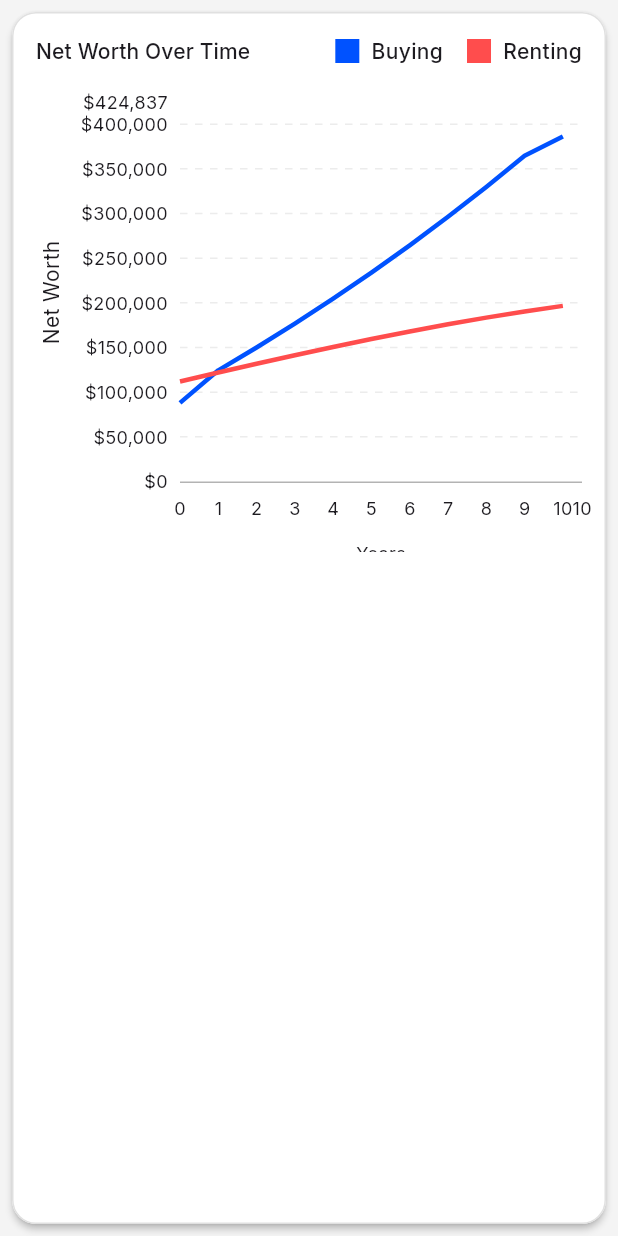
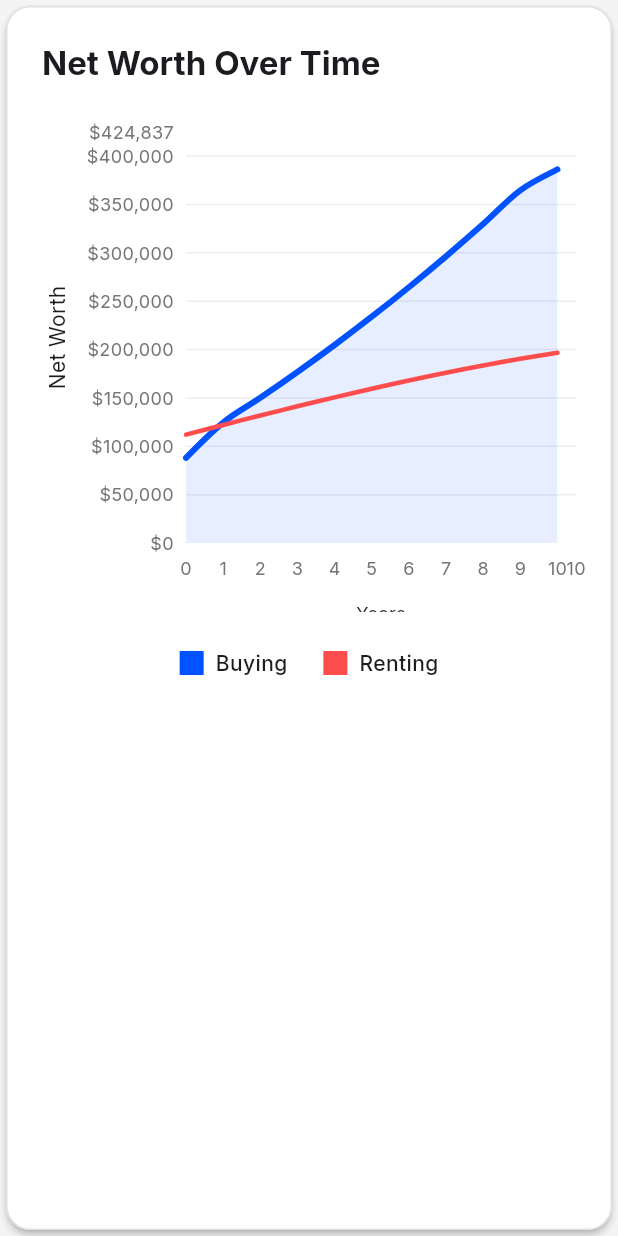
Before and after one commit to adit01892/rentorown, a Flutter app: the ChartWidget widget shown alone on an empty page, opened directly, on a phone screen of 412 x 824 dp. Run offline on Flutter 3.47's test engine with Material 3 defaults, Android fonts, the phone set to English and light mode, and no system bars; drawn by our look-alikes of fl_chart; our stand-ins replace flutter_riverpod, freezed_annotation, go_router, google_fonts.

Commit message:
Align chart styles and add unified layout constraints

```diff
--- a/lib/screens/tools/espp_rsu/espp_tab.dart
+++ b/lib/screens/tools/espp_rsu/espp_tab.dart
@@ -12,7 +12,7 @@ class EsppTab extends StatelessWidget {
       padding: const EdgeInsets.all(24.0),
       child: Center(
         child: ConstrainedBox(
-          constraints: const BoxConstraints(maxWidth: 1000),
+          constraints: const BoxConstraints(maxWidth: 1200),
           child: LayoutBuilder(
             builder: (context, constraints) {
               if (constraints.maxWidth > 800) {
@@ -21,9 +21,9 @@ class EsppTab extends StatelessWidget {
                     const Row(
                       crossAxisAlignment: CrossAxisAlignment.start,
                       children: [
-                        SizedBox(width: 400, child: EsppInputs()),
+                        Expanded(flex: 4, child: EsppInputs()),
                         SizedBox(width: 24),
-                        Expanded(child: EsppResults()),
+                        Expanded(flex: 7, child: EsppResults()),
                       ],
                     ),
                     const SizedBox(height: 24),
--- a/lib/screens/tools/espp_rsu/rsu_tab.dart
+++ b/lib/screens/tools/espp_rsu/rsu_tab.dart
@@ -12,7 +12,7 @@ class RsuTab extends StatelessWidget {
       padding: const EdgeInsets.all(24.0),
       child: Center(
         child: ConstrainedBox(
-          constraints: const BoxConstraints(maxWidth: 1000),
+          constraints: const BoxConstraints(maxWidth: 1200),
           child: LayoutBuilder(
             builder: (context, constraints) {
               if (constraints.maxWidth > 800) {
@@ -21,9 +21,9 @@ class RsuTab extends StatelessWidget {
                     const Row(
                       crossAxisAlignment: CrossAxisAlignment.start,
                       children: [
-                        SizedBox(width: 400, child: RsuInputs()),
+                        Expanded(flex: 4, child: RsuInputs()),
                         SizedBox(width: 24),
-                        Expanded(child: RsuResultsAndChart()),
+                        Expanded(flex: 7, child: RsuResultsAndChart()),
                       ],
                     ),
                     const SizedBox(height: 24),
--- a/lib/widgets/chart_widget.dart
+++ b/lib/widgets/chart_widget.dart
@@ -35,36 +35,20 @@ class ChartWidget extends ConsumerWidget {
 
     return Card(
       elevation: 2,
-      margin: const EdgeInsets.all(8.0),
       child: Padding(
-        padding: const EdgeInsets.all(16.0),
+        padding: const EdgeInsets.all(24.0),
         child: Column(
+          crossAxisAlignment: CrossAxisAlignment.start,
           children: [
-            Row(
-              mainAxisAlignment: MainAxisAlignment.spaceBetween,
-              children: [
-                Text(
-                  'Net Worth Over Time',
-                  style: Theme.of(context).textTheme.titleSmall,
-                ),
-                Row(
-                  children: [
-                    _buildLegendItem(
-                      'Buying',
-                      Theme.of(context).colorScheme.primary,
-                    ),
-                    const SizedBox(width: 16),
-                    _buildLegendItem(
-                      'Renting',
-                      Theme.of(context).colorScheme.secondary,
-                    ),
-                  ],
-                ),
-              ],
+            Text(
+              'Net Worth Over Time',
+              style: Theme.of(
+                context,
+              ).textTheme.titleLarge?.copyWith(fontWeight: FontWeight.bold),
             ),
-            const SizedBox(height: 24),
+            const SizedBox(height: 32),
             SizedBox(
-              height: 300,
+              height: 320,
               child: LineChart(
                 LineChartData(
                   minX: 0,
@@ -76,18 +60,26 @@ class ChartWidget extends ConsumerWidget {
                       spots: result.buyNetWorth
                           .map((p) => FlSpot(p.year.toDouble(), p.amount))
                           .toList(),
-                      isCurved: false,
+                      isCurved: true,
                       color: Theme.of(context).colorScheme.primary,
-                      barWidth: 3,
+                      barWidth: 4,
+                      isStrokeCapRound: true,
                       dotData: const FlDotData(show: false),
+                      belowBarData: BarAreaData(
+                        show: true,
+                        color: Theme.of(
+                          context,
+                        ).colorScheme.primary.withValues(alpha: 0.1),
+                      ),
                     ),
                     LineChartBarData(
                       spots: result.rentNetWorth
                           .map((p) => FlSpot(p.year.toDouble(), p.amount))
                           .toList(),
-                      isCurved: false,
+                      isCurved: true,
                       color: Theme.of(context).colorScheme.secondary,
                       barWidth: 3,
+                      isStrokeCapRound: true,
                       dotData: const FlDotData(show: false),
                     ),
                   ],
@@ -106,7 +98,10 @@ class ChartWidget extends ConsumerWidget {
                             meta: meta,
                             child: Text(
                               value.toInt().toString(),
-                              style: const TextStyle(fontSize: 12),
+                              style: const TextStyle(
+                                fontSize: 12,
+                                color: Color(0xFF757575),
+                              ),
                             ),
                           );
                         },
@@ -125,7 +120,10 @@ class ChartWidget extends ConsumerWidget {
                                 value,
                                 symbol: country.currencySymbol,
                               ),
-                              style: const TextStyle(fontSize: 12),
+                              style: const TextStyle(
+                                fontSize: 12,
+                                color: Color(0xFF757575),
+                              ),
                               textAlign: TextAlign.right,
                               maxLines: 1,
                               overflow: TextOverflow.visible,
@@ -144,29 +142,18 @@ class ChartWidget extends ConsumerWidget {
                   gridData: FlGridData(
                     show: true,
                     drawVerticalLine: false,
+                    drawHorizontalLine: true,
                     getDrawingHorizontalLine: (value) {
-                      return FlLine(
-                        color: Colors.grey.withAlpha(50),
+                      return const FlLine(
+                        color: Color(0xFFEEEEEE),
                         strokeWidth: 1,
-                        dashArray: [5, 5],
                       );
                     },
                   ),
-                  borderData: FlBorderData(
-                    show: true,
-                    border: Border(
-                      bottom: BorderSide(
-                        color: Colors.grey.withAlpha(200),
-                        width: 1,
-                      ),
-                      left: BorderSide.none,
-                      right: BorderSide.none,
-                      top: BorderSide.none,
-                    ),
-                  ),
+                  borderData: FlBorderData(show: false),
                   lineTouchData: LineTouchData(
                     touchTooltipData: LineTouchTooltipData(
-                      getTooltipColor: (touchedSpot) => Colors.white,
+                      getTooltipColor: (_) => const Color(0xFF1E1E2C),
                       getTooltipItems: (List<LineBarSpot> touchedSpots) {
                         return touchedSpots.map((spot) {
                           final color = spot.bar.color ?? Colors.white;
@@ -180,7 +167,7 @@ class ChartWidget extends ConsumerWidget {
                             return LineTooltipItem(
                               'Year ${spot.x.toInt()}\n',
                               const TextStyle(
-                                color: Colors.black87,
+                                color: Colors.white,
                                 fontWeight: FontWeight.bold,
                                 fontSize: 13,
                               ),
@@ -211,6 +198,21 @@ class ChartWidget extends ConsumerWidget {
                 ),
               ),
             ),
+            const SizedBox(height: 24),
+            Row(
+              mainAxisAlignment: MainAxisAlignment.center,
+              children: [
+                _buildLegendItem(
+                  'Buying',
+                  Theme.of(context).colorScheme.primary,
+                ),
+                const SizedBox(width: 24),
+                _buildLegendItem(
+                  'Renting',
+                  Theme.of(context).colorScheme.secondary,
+                ),
+              ],
+            ),
           ],
         ),
       ),
```
Also changed, not shown: lib/main.dart (+8 -7 lines), lib/screens/tools/coast_fi/coast_fi_chart.dart (+11 -8 lines), lib/screens/tools/coast_fi/coast_fi_page.dart (+9 -3 lines), lib/screens/tools/rent_affordability/rent_affordability_page.dart (+11 -5 lines), lib/screens/tools/wealth_frontier/wealth_frontier_page.dart (+6 -3 lines), lib/screens/tools/wealth_frontier/wealth_frontier_results.dart (+12 -8 lines), lib/widgets/cashflow_chart_widget.dart (+24 -30 lines).
